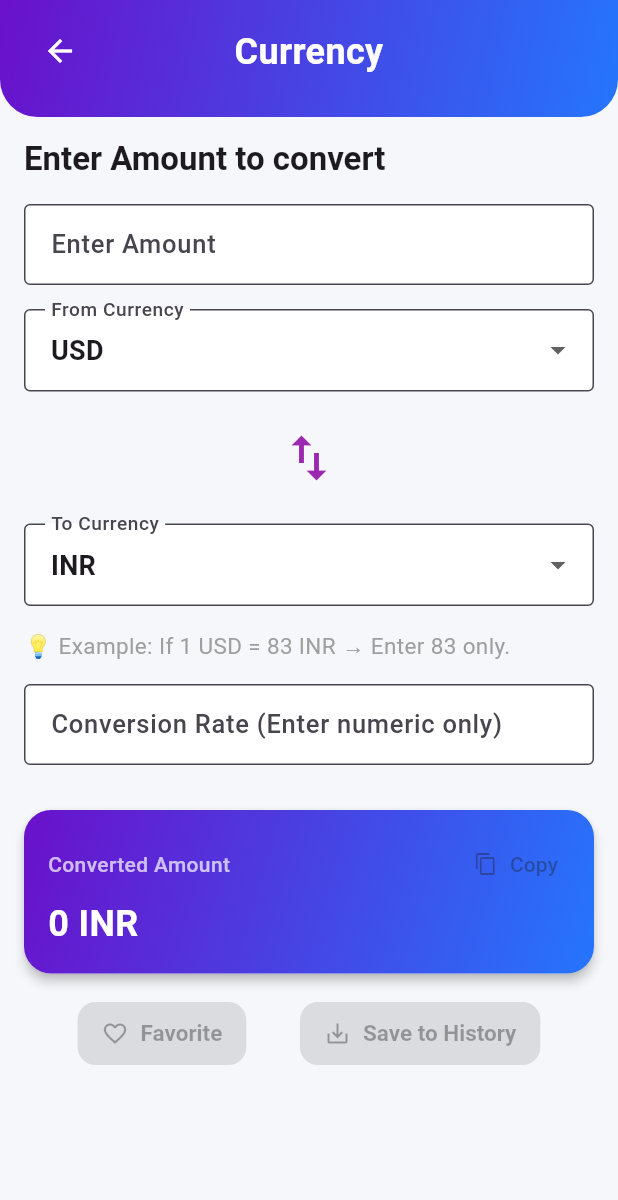
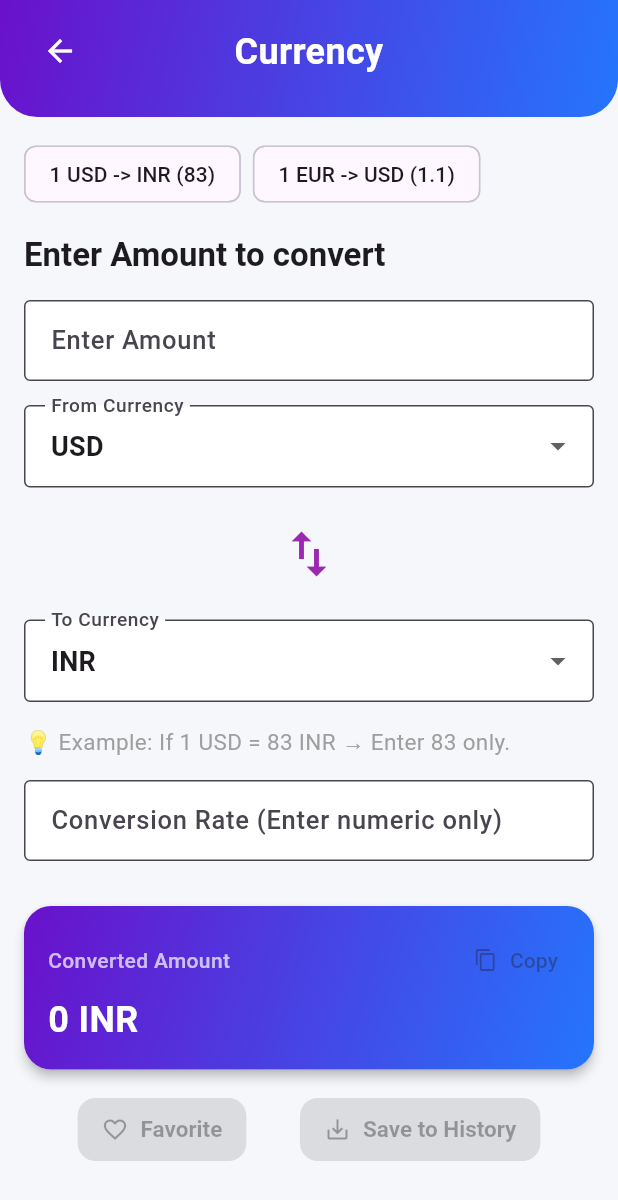
Before and after one commit to ravidalwani8-ctrl/my_app, a Flutter app: the CurrencyScreen screen opened directly, on a phone screen of 412 x 824 dp. Shown: the top 1200 px of the screen. Run offline on Flutter 3.47's test engine with Material 3 defaults, Android fonts, the phone set to English and light mode, and no system bars; our stand-ins replace share_plus, shared_preferences; accounts and stored records are empty.

Commit message:
update currency screen

```diff
--- a/lib/screens/currency_screen.dart
+++ b/lib/screens/currency_screen.dart
@@ -17,7 +17,28 @@ class CurrencyScreen extends StatefulWidget {
 }
 
 class _CurrencyScreenState extends State<CurrencyScreen> {
-  final List<String> currencies = ["INR", "USD", "EUR", "GBP", "JPY", "AED"];
+  final List<String> currencies = [
+    "INR",
+    "USD",
+    "EUR",
+    "GBP",
+    "JPY",
+    "AED",
+    "AUD",
+    "CAD",
+    "CHF",
+    "CNY",
+    "HKD",
+    "SGD",
+    "NZD",
+    "KRW",
+  ];
+
+  final List<(String label, String from, String to, String amount, String rate)>
+  _presets = [
+    ("1 USD -> INR (83)", "USD", "INR", "1", "83"),
+    ("1 EUR -> USD (1.1)", "EUR", "USD", "1", "1.1"),
+  ];
 
   String from = "USD";
   String to = "INR";
@@ -26,12 +47,55 @@ class _CurrencyScreenState extends State<CurrencyScreen> {
   String rateInput = "";
   double result = 0;
 
+  late TextEditingController _amountController;
+  late TextEditingController _rateController;
+  late FocusNode _amountFocusNode;
+  late FocusNode _rateFocusNode;
+
+  @override
+  void initState() {
+    super.initState();
+    _amountController = TextEditingController();
+    _rateController = TextEditingController();
+    _amountFocusNode = FocusNode();
+    _rateFocusNode = FocusNode();
+  }
+
+  @override
+  void dispose() {
+    _amountController.dispose();
+    _rateController.dispose();
+    _amountFocusNode.dispose();
+    _rateFocusNode.dispose();
+    super.dispose();
+  }
+
   /// Swap currency direction
   void swapCurrencies() {
     setState(() {
       final t = from;
       from = to;
       to = t;
+    });
+    calculate();
+  }
+
+  void _applyPreset(
+    (String label, String from, String to, String amount, String rate) p,
+  ) {
+    setState(() {
+      from = p.$2;
+      to = p.$3;
+      amount = p.$4;
+      rateInput = p.$5;
+      _amountController.text = p.$4;
+      _rateController.text = p.$5;
+      _amountController.selection = TextSelection.collapsed(
+        offset: _amountController.text.length,
+      );
+      _rateController.selection = TextSelection.collapsed(
+        offset: _rateController.text.length,
+      );
     });
     calculate();
   }
@@ -108,17 +172,27 @@ class _CurrencyScreenState extends State<CurrencyScreen> {
     );
   }
 
-  String? get _validationError {
-    if (amount.isEmpty && rateInput.isEmpty) return null;
-    if (amount.isNotEmpty &&
-        parseScientificInput(amount, allowNegative: false) == null) {
+  String? get _amountValidationError {
+    if (amount.isEmpty) return null;
+    if (parseScientificInput(amount, allowNegative: false) == null) {
       return "Please enter a valid non-negative amount.";
     }
-    if (rateInput.isNotEmpty &&
-        parseScientificInput(rateInput, allowNegative: false) == null) {
+    return null;
+  }
+
+  String? get _rateValidationError {
+    if (rateInput.isEmpty) return null;
+    if (parseScientificInput(rateInput, allowNegative: false) == null) {
       return "Please enter a valid non-negative rate.";
     }
-    if (amount.isNotEmpty && rateInput.isNotEmpty && !result.isFinite) {
+    return null;
+  }
+
+  String? get _rangeValidationError {
+    if (amount.isEmpty || rateInput.isEmpty) return null;
+    if (parseScientificInput(amount, allowNegative: false) == null) return null;
+    if (parseScientificInput(rateInput, allowNegative: false) == null) return null;
+    if (!result.isFinite) {
       return "Result is out of range. Try smaller values.";
     }
     return null;
@@ -160,8 +234,30 @@ class _CurrencyScreenState extends State<CurrencyScreen> {
           Expanded(
             child: Padding(
               padding: const EdgeInsets.fromLTRB(16, 14, 16, 20),
-              child: ListView(
-                children: [
+              child: MediaQuery.removePadding(
+                context: context,
+                removeTop: true,
+                child: ListView(
+                  children: [
+                  if (_presets.isNotEmpty) ...[
+                    SingleChildScrollView(
+                      scrollDirection: Axis.horizontal,
+                      child: Row(
+                        children: _presets
+                            .map(
+                              (p) => Padding(
+                                padding: const EdgeInsets.only(right: 8),
+                                child: ActionChip(
+                                  label: Text(p.$1),
+                                  onPressed: () => _applyPreset(p),
+                                ),
+                              ),
+                            )
+                            .toList(),
+                      ),
+                    ),
+                    const SizedBox(height: 16),
+                  ],
                   Text(
                     "Enter Amount to convert",
                     style: Theme.of(context).textTheme.titleLarge,
@@ -172,10 +268,12 @@ class _CurrencyScreenState extends State<CurrencyScreen> {
                   // AMOUNT INPUT
                   TextField(
                     keyboardType: TextInputType.number,
+                    focusNode: _amountFocusNode,
                     decoration: const InputDecoration(
                       labelText: "Enter Amount",
                       border: OutlineInputBorder(),
                     ),
+                    controller: _amountController,
                     inputFormatters: [
                       DecimalTextInputFormatter(
                         decimalRange: 6,
@@ -188,10 +286,10 @@ class _CurrencyScreenState extends State<CurrencyScreen> {
                     },
                   ),
 
-                  if (_validationError != null) ...[
+                  if (_amountValidationError != null) ...[
                     const SizedBox(height: 8),
                     Text(
-                      _validationError!,
+                      _amountValidationError!,
                       style: const TextStyle(color: Colors.red, fontSize: 12),
                     ),
                   ],
@@ -265,11 +363,13 @@ class _CurrencyScreenState extends State<CurrencyScreen> {
                   // RATE INPUT
                   TextField(
                     keyboardType: TextInputType.number,
+                    focusNode: _rateFocusNode,
                     decoration: const InputDecoration(
                       labelText: "Conversion Rate (Enter numeric only)",
                       hintText: "Example: 83",
                       border: OutlineInputBorder(),
                     ),
+                    controller: _rateController,
                     inputFormatters: [
                       DecimalTextInputFormatter(
                         decimalRange: 6,
@@ -281,6 +381,21 @@ class _CurrencyScreenState extends State<CurrencyScreen> {
                       calculate();
                     },
                   ),
+
+                  if (_rateValidationError != null) ...[
+                    const SizedBox(height: 8),
+                    Text(
+                      _rateValidationError!,
+                      style: const TextStyle(color: Colors.red, fontSize: 12),
+                    ),
+                  ],
+                  if (_rangeValidationError != null) ...[
+                    const SizedBox(height: 8),
+                    Text(
+                      _rangeValidationError!,
+                      style: const TextStyle(color: Colors.red, fontSize: 12),
+                    ),
+                  ],
 
                   const SizedBox(height: 16),
 
@@ -319,7 +434,8 @@ class _CurrencyScreenState extends State<CurrencyScreen> {
                       ),
                     ],
                   ),
-                ],
+                  ],
+                ),
               ),
             ),
           ),
```
Also changed, not shown: lib/screens/conversion_screen.dart (+10 -8 lines), lib/screens/temperature_screen.dart (+12 -6 lines), lib/utils/decimal_text_input_formatter.dart (+19 -6 lines), pubspec.lock, 2 other files.
